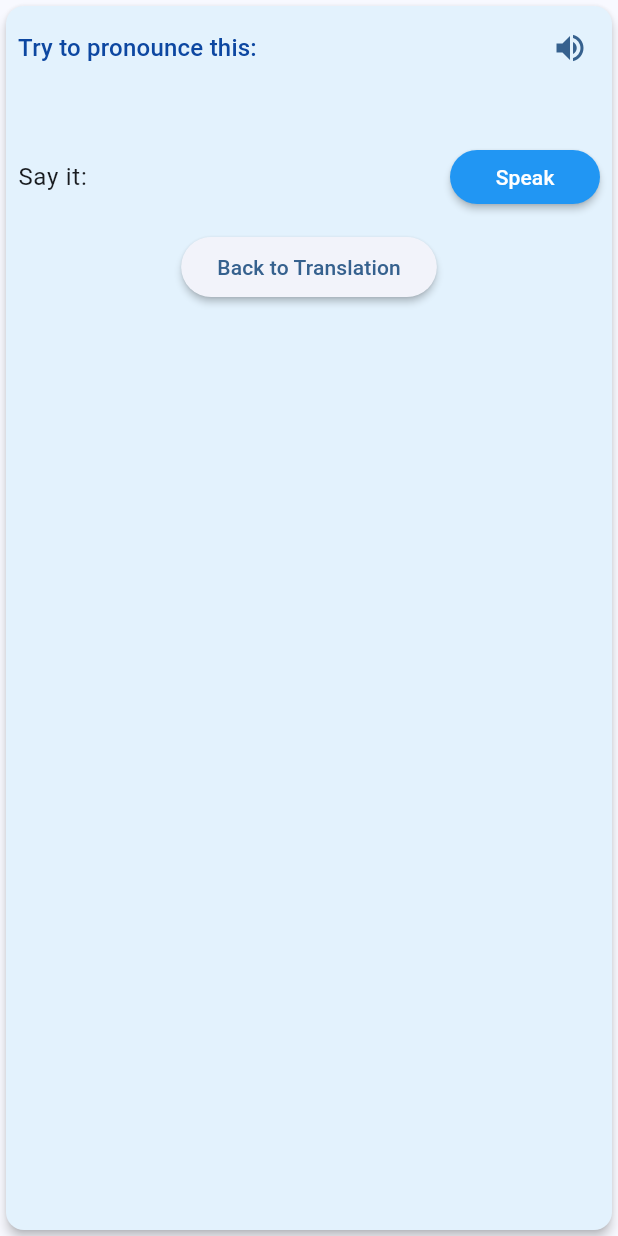
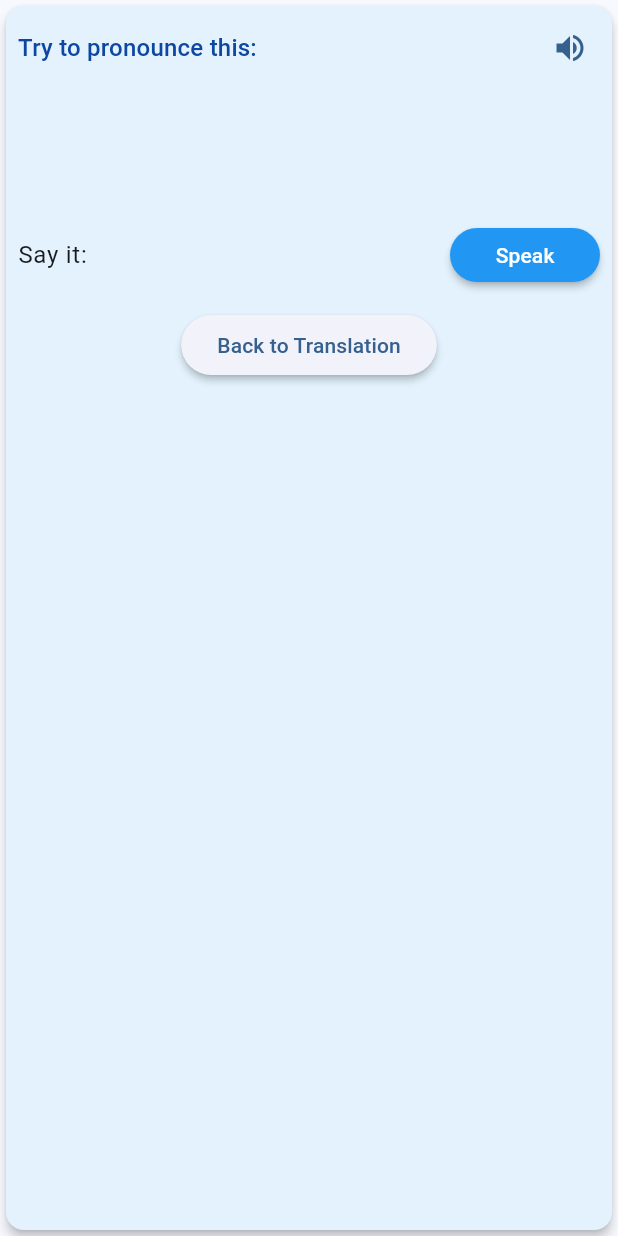
Before and after one commit to RyosukeMondo/learn-to-talk, a Flutter app: the PronunciationCheckWidget widget shown alone on an empty page, opened directly with empty values, on a phone screen of 412 x 824 dp. Run offline on Flutter 3.47's test engine with Material 3 defaults, Android fonts, the phone set to English and light mode, and no system bars; our stand-ins replace audioplayers, bloc, equatable, flutter_bloc, flutter_tts, get_it and 5 more; missing offline and left inert: google_mlkit_translation; accounts and stored records are empty.

```diff
--- a/learn_to_talk/lib/presentation/pages/onthefly/widgets/pronunciation_check_widget.dart
+++ b/learn_to_talk/lib/presentation/pages/onthefly/widgets/pronunciation_check_widget.dart
@@ -8,6 +8,8 @@ class PronunciationCheckWidget extends StatelessWidget {
   final String? userAttemptText;
   final Function(String) onRecognized;
   final VoidCallback onBackPressed;
+  final double textSizeFactor;
+  final double? fontSize;
 
   const PronunciationCheckWidget({
     super.key,
@@ -16,6 +18,8 @@ class PronunciationCheckWidget extends StatelessWidget {
     required this.userAttemptText,
     required this.onRecognized,
     required this.onBackPressed,
+    this.textSizeFactor = 3.0,
+    this.fontSize,
   });
 
   @override
@@ -33,29 +37,31 @@ class PronunciationCheckWidget extends StatelessWidget {
                 Expanded(
                   child: Text(
                     'Try to pronounce this:',
-                    style: Theme.of(context).textTheme.titleMedium?.copyWith(color: Colors.blue.shade900),
+                    style: Theme.of(context).textTheme.titleMedium?.copyWith(
+                      color: Colors.blue.shade900,
+                    ),
                   ),
                 ),
                 SimpleTTSWidget(
                   text: translatedText,
                   languageCode: targetLanguageCode,
-                )
+                ),
               ],
             ),
             const SizedBox(height: 8),
             Text(
               translatedText,
-              style: const TextStyle(fontSize: 18, fontWeight: FontWeight.w500),
+              style: TextStyle(
+                fontSize: fontSize ?? (18 * textSizeFactor),
+                fontWeight: FontWeight.w500,
+              ),
               textAlign: TextAlign.center,
             ),
             const SizedBox(height: 8),
             Row(
               mainAxisAlignment: MainAxisAlignment.spaceBetween,
               children: [
-                Text(
-                  'Say it:',
-                  style: Theme.of(context).textTheme.bodyLarge,
-                ),
+                Text('Say it:', style: Theme.of(context).textTheme.bodyLarge),
                 SimpleSpeechWidget(
                   languageCode: targetLanguageCode,
                   onRecognized: onRecognized,
@@ -66,9 +72,9 @@ class PronunciationCheckWidget extends StatelessWidget {
               Padding(
                 padding: const EdgeInsets.only(top: 8.0),
                 child: Text(
-                  'You said: $userAttemptText',
-                  style: const TextStyle(
-                    fontSize: 18,
+                  '$userAttemptText',
+                  style: TextStyle(
+                    fontSize: fontSize ?? (18 * textSizeFactor),
                     fontStyle: FontStyle.italic,
                   ),
                 ),
--- a/learn_to_talk/lib/presentation/pages/onthefly/widgets/simple_speech_widget.dart
+++ b/learn_to_talk/lib/presentation/pages/onthefly/widgets/simple_speech_widget.dart
@@ -1,3 +1,4 @@
+import 'dart:async';
 import 'package:flutter/material.dart';
 import 'package:flutter_bloc/flutter_bloc.dart';
 import 'package:learn_to_talk/presentation/blocs/speech/speech_bloc.dart';
@@ -6,18 +7,79 @@ import 'package:learn_to_talk/presentation/blocs/speech/speech_state.dart';
 
 /// A simplified speech recognition widget without animations
 /// Uses minimal UI elements to save screen space
-class SimpleSpeechWidget extends StatelessWidget {
+class SimpleSpeechWidget extends StatefulWidget {
   /// The language code for speech recognition (e.g., 'en-US', 'ja-JP')
   final String languageCode;
 
   /// Callback function that receives the recognized text
   final Function(String) onRecognized;
 
+  /// Silence timeout in seconds - stops listening after this many seconds without speech input
+  final int silenceTimeoutSeconds;
+
+  /// Whether to show a countdown timer for silence detection
+  final bool showSilenceIndicator;
+
   const SimpleSpeechWidget({
     super.key,
     required this.languageCode,
     required this.onRecognized,
+    this.silenceTimeoutSeconds = 3,
+    this.showSilenceIndicator = true,
   });
+
+  @override
+  State<SimpleSpeechWidget> createState() => _SimpleSpeechWidgetState();
+}
+
+class _SimpleSpeechWidgetState extends State<SimpleSpeechWidget> {
+  Timer? _silenceTimer;
+  DateTime? _lastSpeechDetected;
+  int _silenceSeconds = 0;
+
+  @override
+  void dispose() {
+    _cancelSilenceTimer();
+    super.dispose();
+  }
+
+  void _startSilenceDetection(BuildContext context) {
+    _cancelSilenceTimer();
+    _lastSpeechDetected = DateTime.now();
+    _silenceSeconds = 0;
+
+    // Check for silence every 500ms
+    _silenceTimer = Timer.periodic(const Duration(milliseconds: 500), (timer) {
+      final now = DateTime.now();
+      final silenceDuration = now.difference(_lastSpeechDetected ?? now);
+
+      setState(() {
+        // Convert to seconds and round up
+        _silenceSeconds = silenceDuration.inMilliseconds ~/ 1000;
+
+        // If silence exceeds threshold
+        if (_silenceSeconds >= widget.silenceTimeoutSeconds) {
+          _stopListening(context);
+          _cancelSilenceTimer();
+        }
+      });
+    });
+  }
+
+  void _resetSilenceTimer() {
+    _lastSpeechDetected = DateTime.now();
+    _silenceSeconds = 0;
+  }
+
+  void _cancelSilenceTimer() {
+    _silenceTimer?.cancel();
+    _silenceTimer = null;
+  }
+
+  void _stopListening(BuildContext context) {
+    final speechBloc = context.read<SpeechBloc>();
+    speechBloc.add(const StopListening());
+  }
 
   @override
   Widget build(BuildContext context) {
@@ -28,9 +90,14 @@ class SimpleSpeechWidget extends StatelessWidget {
       },
       listener: (context, state) {
         if (state.recognizedText != null && state.recognizedText!.isNotEmpty) {
-          onRecognized(state.recognizedText!);
+          widget.onRecognized(state.recognizedText!);
+          // Reset the silence timer when we detect speech
+          if (state.isListening) {
+            _resetSilenceTimer();
+          }
         }
       },
+
       builder: (context, state) {
         return ElevatedButton(
           onPressed: () => _handleSpeechAction(context, state),
@@ -39,9 +106,30 @@ class SimpleSpeechWidget extends StatelessWidget {
             padding: const EdgeInsets.symmetric(horizontal: 16, vertical: 8),
             minimumSize: const Size(100, 36),
           ),
-          child: Text(
-            state.isListening ? 'Stop' : 'Speak',
-            style: const TextStyle(color: Colors.white),
+          child: Row(
+            mainAxisSize: MainAxisSize.min,
+            children: [
+              Text(
+                state.isListening
+                  ? 'Stop'
+                  : 'Speak',
+                style: const TextStyle(color: Colors.white),
+              ),
+              if (state.isListening && widget.showSilenceIndicator)
+                const SizedBox(width: 4),
+              if (state.isListening && widget.showSilenceIndicator)
+                Row(
+                  mainAxisSize: MainAxisSize.min,
+                  children: [
+                    Text(
+                      '${widget.silenceTimeoutSeconds - _silenceSeconds}',
+                      style: const TextStyle(fontSize: 10, color: Colors.white70),
+                    ),
+                    const SizedBox(width: 2),
+                    const Icon(Icons.mic_none, size: 14, color: Colors.white70),
+                  ],
+                ),
+            ],
           ),
         );
       },
@@ -52,9 +140,11 @@ class SimpleSpeechWidget extends StatelessWidget {
     final speechBloc = context.read<SpeechBloc>();
 
     if (state.isListening) {
+      _cancelSilenceTimer();
       speechBloc.add(const StopListening());
     } else {
-      speechBloc.add(StartListening(languageCode: languageCode));
+      speechBloc.add(StartListening(languageCode: widget.languageCode));
+      _startSilenceDetection(context);
     }
   }
 }
```
Also changed, not shown: learn_to_talk/lib/presentation/pages/onthefly/on_the_fly_page.dart (+10 -0 lines), learn_to_talk/lib/presentation/pages/onthefly/widgets/pronunciation_feedback_widget.dart (+15 -12 lines), learn_to_talk/lib/presentation/pages/onthefly/widgets/translation_widget.dart (+8 -1 lines).
